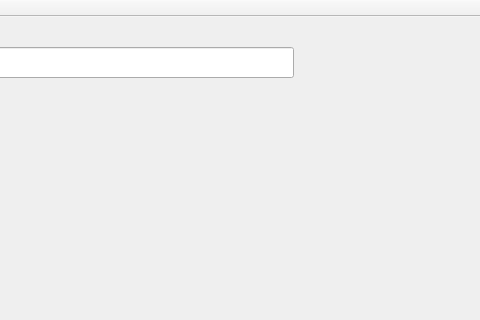
The window that MainLaunch_qt/mainwindow.ui (luohanqing0318/graduation-design) describes before a commit, drawn with Qt 5; both pictures show x 447 to 927 and y 0 to 320 of the 927 by 885 pixel window.
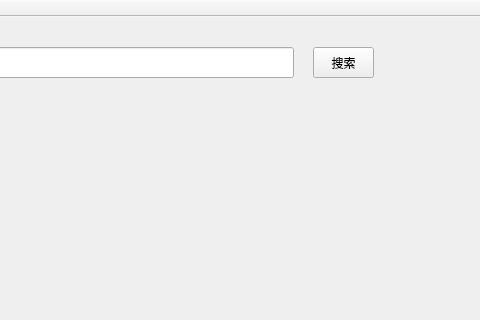
The same window after the commit. Icons and pictures are not drawn.

Patch:
```diff
--- a/MainLaunch_qt/mainwindow.ui
+++ b/MainLaunch_qt/mainwindow.ui
@@ -321,6 +321,38 @@
      </size>
     </property>
    </widget>
+   <widget class="QLabel" name="label_4">
+    <property name="geometry">
+     <rect>
+      <x>160</x>
+      <y>-10</y>
+      <width>141</width>
+      <height>91</height>
+     </rect>
+    </property>
+    <property name="styleSheet">
+     <string notr="true">image: url(:/搜索.png);</string>
+    </property>
+    <property name="text">
+     <string/>
+    </property>
+   </widget>
+   <widget class="QPushButton" name="pushButton_3">
+    <property name="geometry">
+     <rect>
+      <x>760</x>
+      <y>30</y>
+      <width>61</width>
+      <height>31</height>
+     </rect>
+    </property>
+    <property name="styleSheet">
+     <string notr="true">font: 25 9pt &quot;Microsoft YaHei&quot;;</string>
+    </property>
+    <property name="text">
+     <string>搜索</string>
+    </property>
+   </widget>
   </widget>
   <widget class="QMenuBar" name="menuBar">
    <property name="geometry">
```
